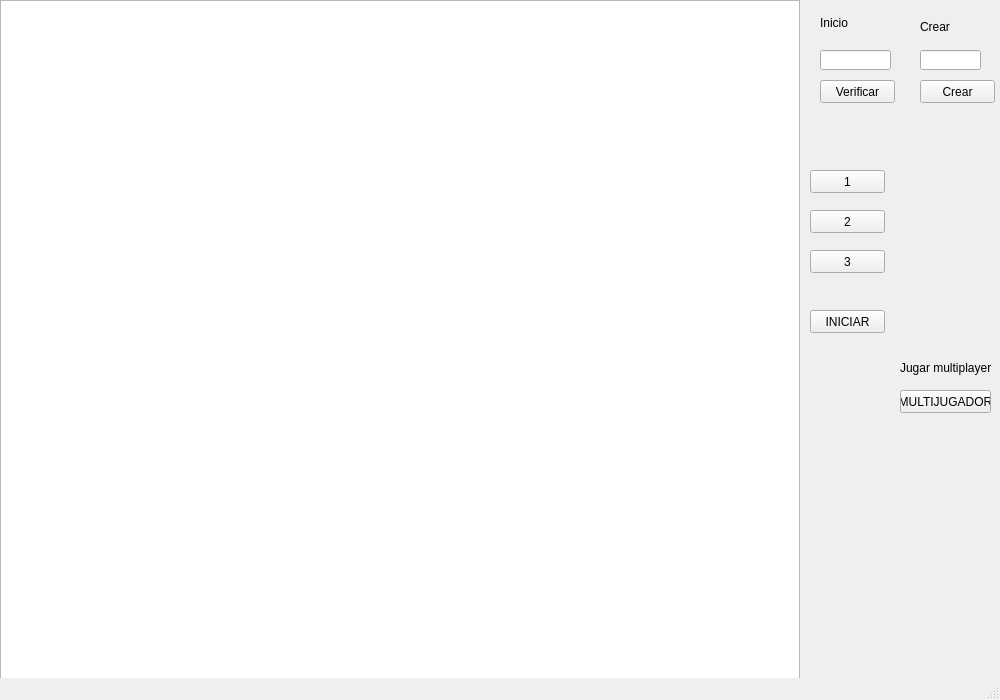
First picture: the form in proyecto_final_/mainwindow.ui, repository jstom12/proyecto_final_infii_JUANMANUELRESTREPO, before the edit.
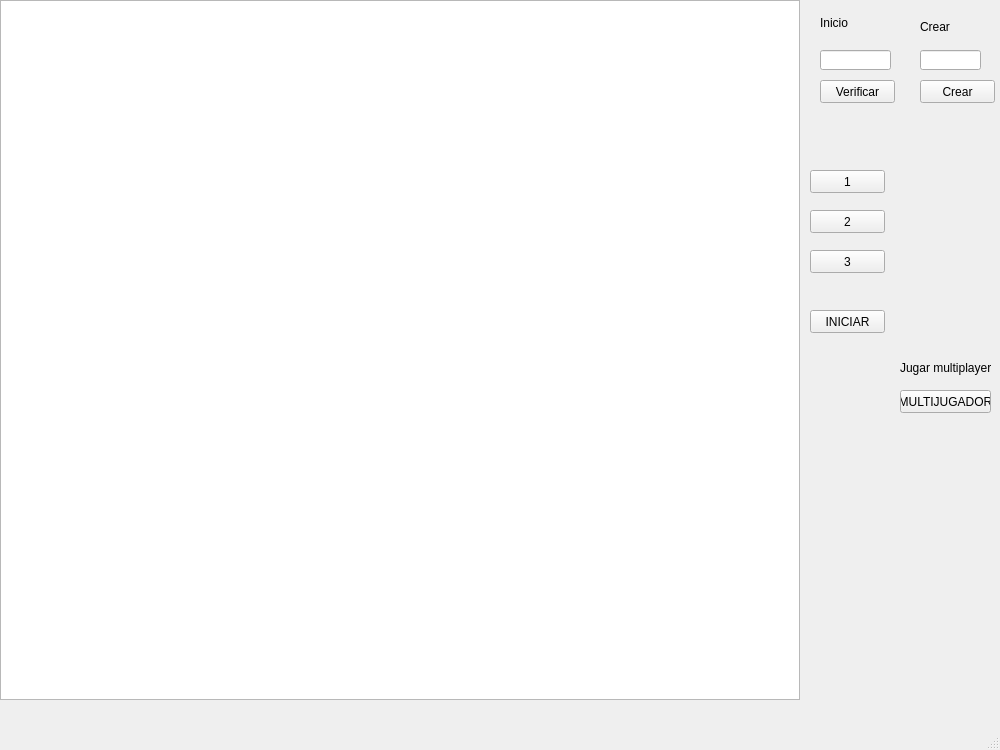
Second picture: the form after the edit.

```diff
--- a/proyecto_final_/mainwindow.ui
+++ b/proyecto_final_/mainwindow.ui
@@ -7,7 +7,7 @@
     <x>0</x>
     <y>0</y>
     <width>1000</width>
-    <height>700</height>
+    <height>750</height>
    </rect>
   </property>
   <property name="minimumSize">
@@ -32,7 +32,7 @@
       <x>0</x>
       <y>0</y>
       <width>800</width>
-      <height>690</height>
+      <height>700</height>
      </rect>
     </property>
    </widget>
```
Left out of the diff: 13 changed lines with no effect on the pictures.
